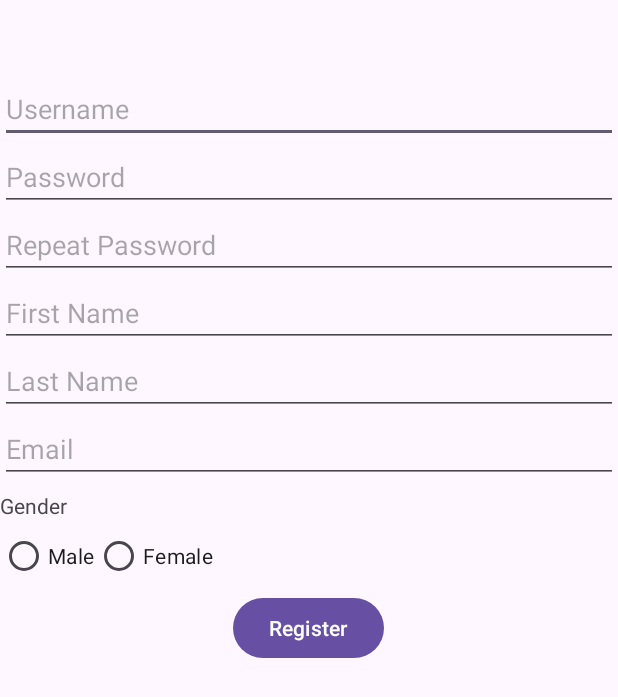
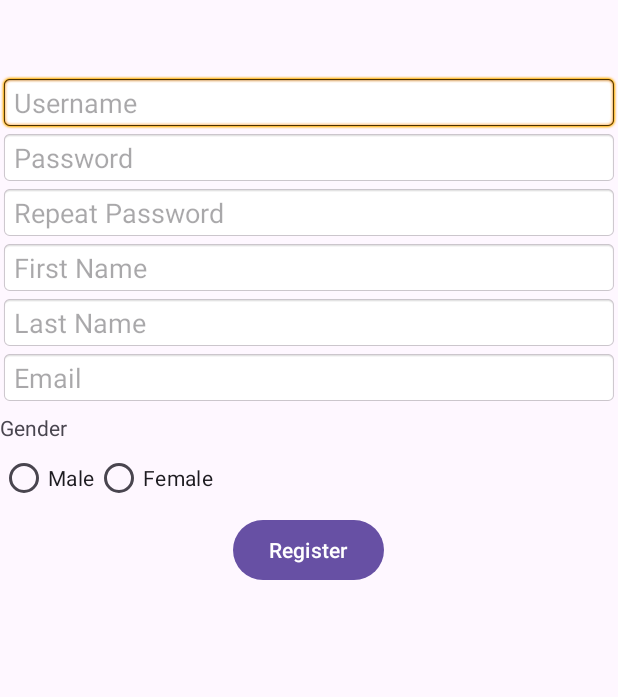
Before and after one commit to hanal-lang/MyApplication1, an Android app: the RegisterActivity screen opened directly, with no data from a screen before it, on a phone screen of 412 x 824 dp. Shown: the top 697 px of the screen. Run offline under Robolectric (Android 15) with nearby library versions, the phone set to English and light mode, and no system bars.

Commit message:
להלן סיכום השינויים שהוצגו בקבצים:
הוספת רקע לשדות קלט במסכי ההתחברות וההרשמה

עדכון זה משפר את הנראות של שדות הטקסט (`EditText`) על ידי הוספת רקע סטנדרטי של תיבת עריכה.

שינויים עיקריים:
*   **`login_layout.xml`**: הוסף `android:background="@android:drawable/editbox_background"` לשדות שם המשתמש והסיסמה.
*   **`register_layout.xml`**: הוסף `android:background="@android:drawable/editbox_background"` לכל שדות הקלט במסך, כולל שם משתמש, סיסמה, שם פרטי, שם משפחה ואימייל.

```diff
--- a/app/src/main/res/layout/login_layout.xml
+++ b/app/src/main/res/layout/login_layout.xml
@@ -9,6 +9,7 @@
         android:layout_width="match_parent"
         android:layout_height="wrap_content"
         android:hint="Username"
+        android:background="@android:drawable/editbox_background"
         android:layout_marginTop="50dp"
         />
     <EditText
@@ -17,6 +18,7 @@
         android:layout_height="wrap_content"
         android:hint="Password"
         android:inputType="textPassword"
+        android:background="@android:drawable/editbox_background"
         android:layout_marginTop="10dp"
         />
     <Button
@@ -25,6 +27,5 @@
         android:layout_height="wrap_content"
         android:text="Login"
         android:layout_marginTop="20dp"
-        android:layout_gravity="center"
-        />
+        android:layout_gravity="center"/>
 </LinearLayout>
--- a/app/src/main/res/layout/register_layout.xml
+++ b/app/src/main/res/layout/register_layout.xml
@@ -14,6 +14,7 @@
         android:layout_width="match_parent"
         android:layout_height="wrap_content"
         android:hint="Username"
+        android:background="@android:drawable/editbox_background"
         android:inputType="textPersonName" />
 
     <EditText
@@ -21,6 +22,7 @@
         android:layout_width="match_parent"
         android:layout_height="wrap_content"
         android:hint="Password"
+        android:background="@android:drawable/editbox_background"
         android:inputType="textPassword" />
 
     <EditText
@@ -28,24 +30,28 @@
         android:layout_width="match_parent"
         android:layout_height="wrap_content"
         android:hint="Repeat Password"
+        android:background="@android:drawable/editbox_background"
         android:inputType="textPassword" />
 
     <EditText
         android:id="@+id/etFirstName"
         android:layout_width="match_parent"
         android:layout_height="wrap_content"
+        android:background="@android:drawable/editbox_background"
         android:hint="First Name" />
 
     <EditText
         android:id="@+id/etLasName"
         android:layout_width="match_parent"
         android:layout_height="wrap_content"
+        android:background="@android:drawable/editbox_background"
         android:hint="Last Name" />
 
     <EditText
         android:id="@+id/etEmail"
         android:layout_width="match_parent"
         android:layout_height="wrap_content"
+        android:background="@android:drawable/editbox_background"
         android:hint="Email" />
     <TextView
         android:layout_width="match_parent"
```
